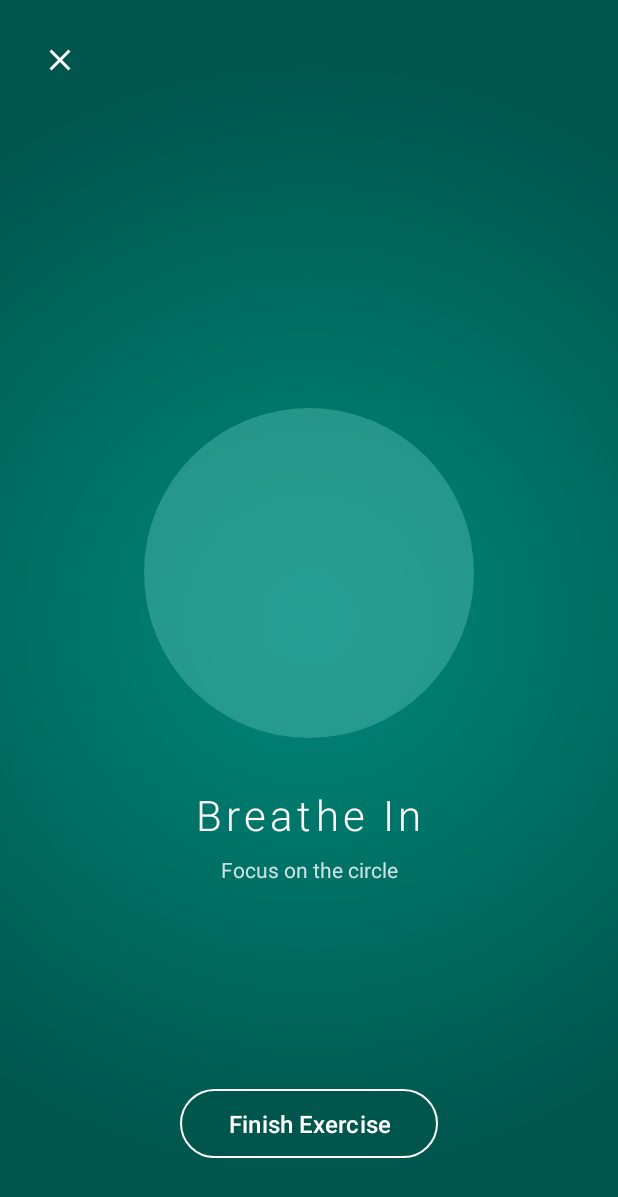
After one commit to Kejunfang/MAD_GP, an Android app: the BrathingExercise screen opened directly, with no data from a screen before it, on a phone screen of 412 x 824 dp. The commit adds this screen. Shown: the top 1197 px of the screen. Run offline under Robolectric (Android 15) with nearby library versions, the phone set to English and light mode, and no system bars; 1 statement that could not run was skipped.

Commit message:
Adding Breathing Page

```diff
--- a/app/src/main/AndroidManifest.xml
+++ b/app/src/main/AndroidManifest.xml
@@ -11,6 +11,9 @@
         android:roundIcon="@mipmap/ic_launcher_round"
         android:supportsRtl="true"
         android:theme="@style/Theme.MAD_GP">
+        <activity
+            android:name=".BrathingExercise"
+            android:exported="false" />
         <activity
             android:name=".AppointmentBooking"
             android:exported="false" />
--- /dev/null
+++ b/app/src/main/java/com/example/mad_gp/BrathingExercise.java
@@ -0,0 +1,24 @@
+package com.example.mad_gp;
+
+import android.os.Bundle;
+
+import androidx.activity.EdgeToEdge;
+import androidx.appcompat.app.AppCompatActivity;
+import androidx.core.graphics.Insets;
+import androidx.core.view.ViewCompat;
+import androidx.core.view.WindowInsetsCompat;
+
+public class BrathingExercise extends AppCompatActivity {
+
+    @Override
+    protected void onCreate(Bundle savedInstanceState) {
+        super.onCreate(savedInstanceState);
+        EdgeToEdge.enable(this);
+        setContentView(R.layout.activity_brathing_exercise);
+        ViewCompat.setOnApplyWindowInsetsListener(findViewById(R.id.main), (v, insets) -> {
+            Insets systemBars = insets.getInsets(WindowInsetsCompat.Type.systemBars());
+            v.setPadding(systemBars.left, systemBars.top, systemBars.right, systemBars.bottom);
+            return insets;
+        });
+    }
+}
--- /dev/null
+++ b/app/src/main/res/drawable/bg_breathe_gradient.xml
@@ -0,0 +1,10 @@
+<?xml version="1.0" encoding="utf-8"?>
+<shape xmlns:android="http://schemas.android.com/apk/res/android" android:shape="rectangle">
+    <gradient
+        android:centerX="0.5"
+        android:centerY="0.5"
+        android:gradientRadius="90%p"
+        android:startColor="@color/teal_primary"
+        android:endColor="@color/teal_dark"
+        android:type="radial" />
+</shape>
--- /dev/null
+++ b/app/src/main/res/drawable/ic_close_white.xml
@@ -0,0 +1,3 @@
+<vector xmlns:android="http://schemas.android.com/apk/res/android" android:width="24dp" android:height="24dp" android:viewportWidth="24" android:viewportHeight="24" android:tint="#FFFFFF">
+    <path android:fillColor="@android:color/white" android:pathData="M19,6.41L17.59,5 12,10.59 6.41,5 5,6.41 10.59,12 5,17.59 6.41,19 12,13.41 17.59,19 19,17.59 13.41,12z"/>
+</vector>
--- /dev/null
+++ b/app/src/main/res/drawable/shape_breathing_circle.xml
@@ -0,0 +1,4 @@
+<?xml version="1.0" encoding="utf-8"?>
+<shape xmlns:android="http://schemas.android.com/apk/res/android" android:shape="oval">
+    <solid android:color="@color/teal_light_alpha"/>
+    <size android:width="200dp" android:height="200dp"/> </shape>
--- /dev/null
+++ b/app/src/main/res/layout/activity_brathing_exercise.xml
@@ -0,0 +1,80 @@
+<?xml version="1.0" encoding="utf-8"?>
+<androidx.constraintlayout.widget.ConstraintLayout xmlns:android="http://schemas.android.com/apk/res/android"
+    xmlns:app="http://schemas.android.com/apk/res-auto"
+    xmlns:tools="http://schemas.android.com/tools"
+    android:layout_width="match_parent"
+    android:layout_height="match_parent"
+    android:background="@drawable/bg_breathe_gradient"
+    android:keepScreenOn="true"> <ImageButton
+    android:id="@+id/btnClose"
+    android:layout_width="48dp"
+    android:layout_height="48dp"
+    android:layout_marginStart="16dp"
+    android:layout_marginTop="16dp"
+    android:background="?attr/selectableItemBackgroundBorderless"
+    android:padding="12dp"
+    android:src="@drawable/ic_close_white"
+    app:layout_constraintStart_toStartOf="parent"
+    app:layout_constraintTop_toTopOf="parent"
+    tools:ignore="ContentDescription" />
+
+    <View
+        android:id="@+id/breathingCircleView"
+        android:layout_width="220dp"
+        android:layout_height="220dp"
+        android:background="@drawable/shape_breathing_circle"
+        app:layout_constraintBottom_toBottomOf="parent"
+        app:layout_constraintEnd_toEndOf="parent"
+        app:layout_constraintStart_toStartOf="parent"
+        app:layout_constraintTop_toTopOf="parent"
+        app:layout_constraintVertical_bias="0.45" />
+
+    <TextView
+        android:id="@+id/tvBreathingStatus"
+        android:layout_width="wrap_content"
+        android:layout_height="wrap_content"
+        android:layout_marginTop="32dp"
+        android:fontFamily="sans-serif-light"
+        android:letterSpacing="0.1"
+        android:text="Breathe In"
+        android:textColor="@color/text_on_teal"
+        android:textSize="28sp"
+        app:layout_constraintEnd_toEndOf="parent"
+        app:layout_constraintStart_toStartOf="parent"
+        app:layout_constraintTop_toBottomOf="@id/breathingCircleView" />
+
+    <TextView
+        android:id="@+id/tvBreathingSubStatus"
+        android:layout_width="wrap_content"
+        android:layout_height="wrap_content"
+        android:layout_marginTop="8dp"
+        android:alpha="0.8"
+        android:fontFamily="sans-serif"
+        android:text="Focus on the circle"
+        android:textColor="@color/text_on_teal"
+        android:textSize="14sp"
+        app:layout_constraintEnd_toEndOf="parent"
+        app:layout_constraintStart_toStartOf="parent"
+        app:layout_constraintTop_toBottomOf="@id/tvBreathingStatus" />
+
+
+    <com.google.android.material.button.MaterialButton
+        android:id="@+id/btnFinishExercise"
+        android:layout_width="wrap_content"
+        android:layout_height="wrap_content"
+        android:layout_marginBottom="48dp"
+        android:backgroundTint="@color/teal_dark"
+        android:fontFamily="sans-serif-medium"
+        android:paddingHorizontal="32dp"
+        android:paddingVertical="12dp"
+        android:text="Finish Exercise"
+        android:textColor="@color/text_on_teal"
+        android:textSize="16sp"
+        app:cornerRadius="24dp"
+        app:layout_constraintBottom_toBottomOf="parent"
+        app:layout_constraintEnd_toEndOf="parent"
+        app:layout_constraintStart_toStartOf="parent"
+        app:strokeColor="@color/text_on_teal"
+        app:strokeWidth="1dp" />
+
+</androidx.constraintlayout.widget.ConstraintLayout>
--- a/app/src/main/res/values/colors.xml
+++ b/app/src/main/res/values/colors.xml
@@ -8,4 +8,14 @@
     <color name="black">#2D3142</color>
     <color name="white">#FFFFFF</color>
 
-    <color name="minimal_bg">#F8F9FA</color>       <color name="sage_green">#8FB396</color>       <color name="text_main">#2D3142</color>        <color name="text_secondary">#90949C</color>   <color name="card_bg">#FFFFFF</color>          <color name="icon_tint">#546E7A</color>        </resources>
+    <color name="minimal_bg">#F8F9FA</color>
+    <color name="sage_green">#8FB396</color>
+    <color name="text_main">#2D3142</color>
+    <color name="text_secondary">#90949C</color>
+    <color name="card_bg">#FFFFFF</color>
+    <color name="icon_tint">#546E7A</color>
+    <color name="teal_primary">#00897B</color>
+    <color name="teal_dark">#00564D</color>
+    <color name="teal_light_alpha">#804DB6AC</color>
+    <color name="text_on_teal">#FFFFFF</color>
+</resources>
```
